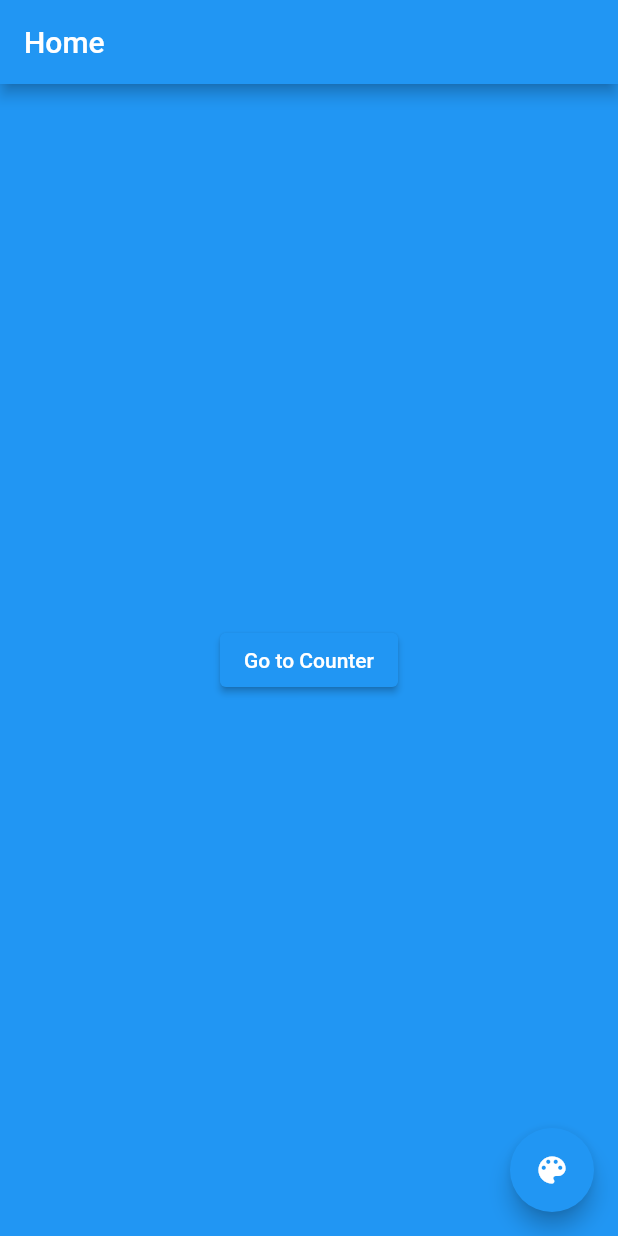
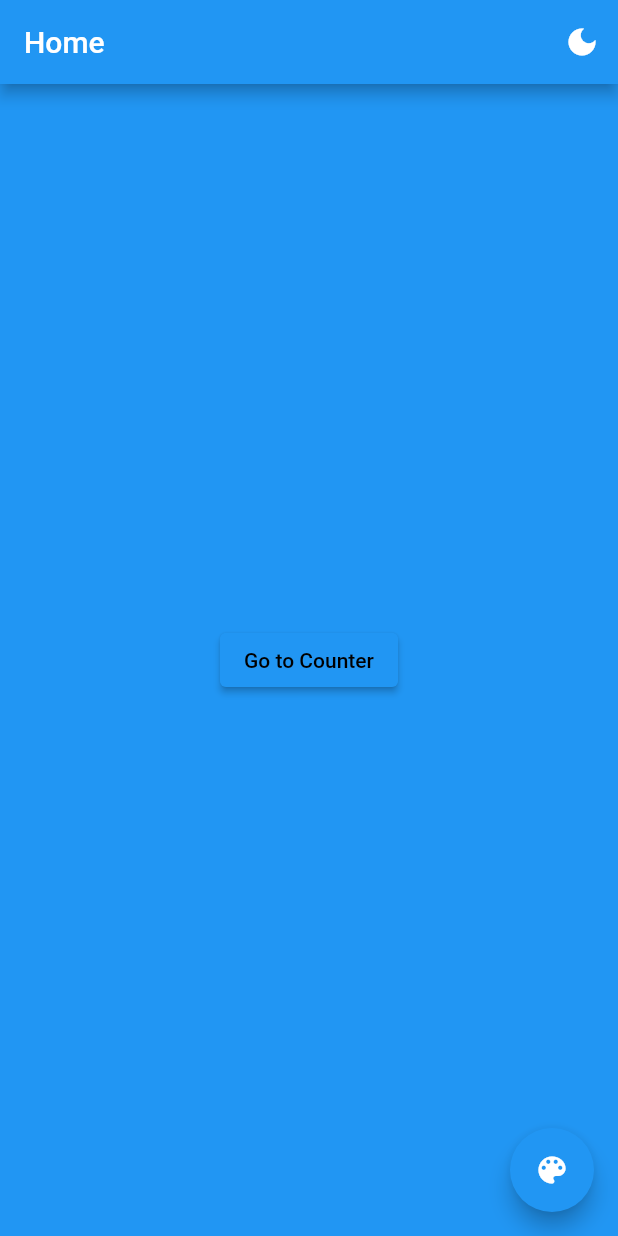
Before and after one commit to pvc97/getx-base, a Flutter app: the screen it shows after launch, on a phone screen of 412 x 824 dp. Run offline on Flutter 3.47's test engine with Material 2 defaults, Android fonts, the phone set to English and light mode, and no system bars; our stand-ins replace get.

Commit message:
Handle dark and light theme.

```diff
--- a/lib/core/controllers/app_controller.dart
+++ b/lib/core/controllers/app_controller.dart
@@ -16,5 +16,6 @@ class AppController extends GetxController {
 
   void changeLanguage(AppLanguage lang) {
     LocalizationService.changeLocale(lang);
+    // TODO: Save to local storage
   }
 }
--- a/lib/main.dart
+++ b/lib/main.dart
@@ -15,10 +15,9 @@ class MyApp extends StatelessWidget {
   Widget build(BuildContext context) {
     return GetMaterialApp(
       title: 'GetX Demo',
-      theme: ThemeData(
-        primarySwatch: Colors.blue,
-      ),
       debugShowCheckedModeBanner: false,
+      theme: ThemeData.light(),
+      darkTheme: ThemeData.dark(),
       initialBinding: AppBinding(),
       getPages: AppRouter.routes,
       initialRoute: AppRouter.initialPage,
--- a/lib/presentations/home/home_screen.dart
+++ b/lib/presentations/home/home_screen.dart
@@ -1,6 +1,7 @@
 import 'package:demo_getx/models/bg_color.dart';
 import 'package:demo_getx/presentations/home/home_controller.dart';
 import 'package:demo_getx/router/app_route.dart';
+import 'package:demo_getx/theme/theme_data_ext.dart';
 import 'package:flutter/material.dart';
 import 'package:get/get.dart';
 
@@ -16,13 +17,28 @@ class HomeScreen extends StatelessWidget {
         backgroundColor: homeController.color.value.bgColor,
         appBar: AppBar(
           title: Text('home'.tr),
+          actions: [
+            IconButton(
+              icon: Icon(Get.isDarkMode ? Icons.light_mode : Icons.dark_mode),
+              onPressed: () {
+                Get.changeThemeMode(
+                  Get.isDarkMode ? ThemeMode.light : ThemeMode.dark,
+                );
+              },
+            ),
+          ],
         ),
         body: Center(
           child: ElevatedButton(
             onPressed: () {
               Get.toNamed(AppRoute.counter.path);
             },
-            child: const Text('Go to Counter'),
+            child: Text(
+              'Go to Counter',
+              style: TextStyle(
+                color: Theme.of(context).textColor,
+              ),
+            ),
           ),
         ),
         floatingActionButton: FloatingActionButton(
```
Also changed, not shown: lib/theme/app_colors.dart (added, +27 -0 lines), lib/theme/theme_data_ext.dart (added, +11 -0 lines).
